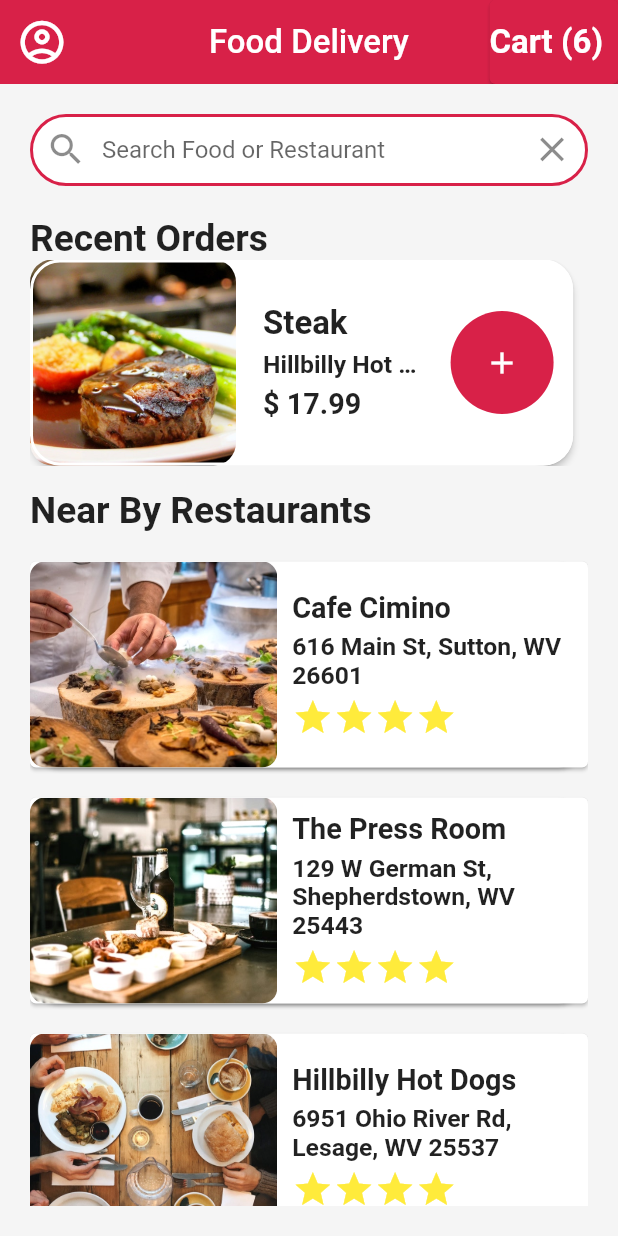
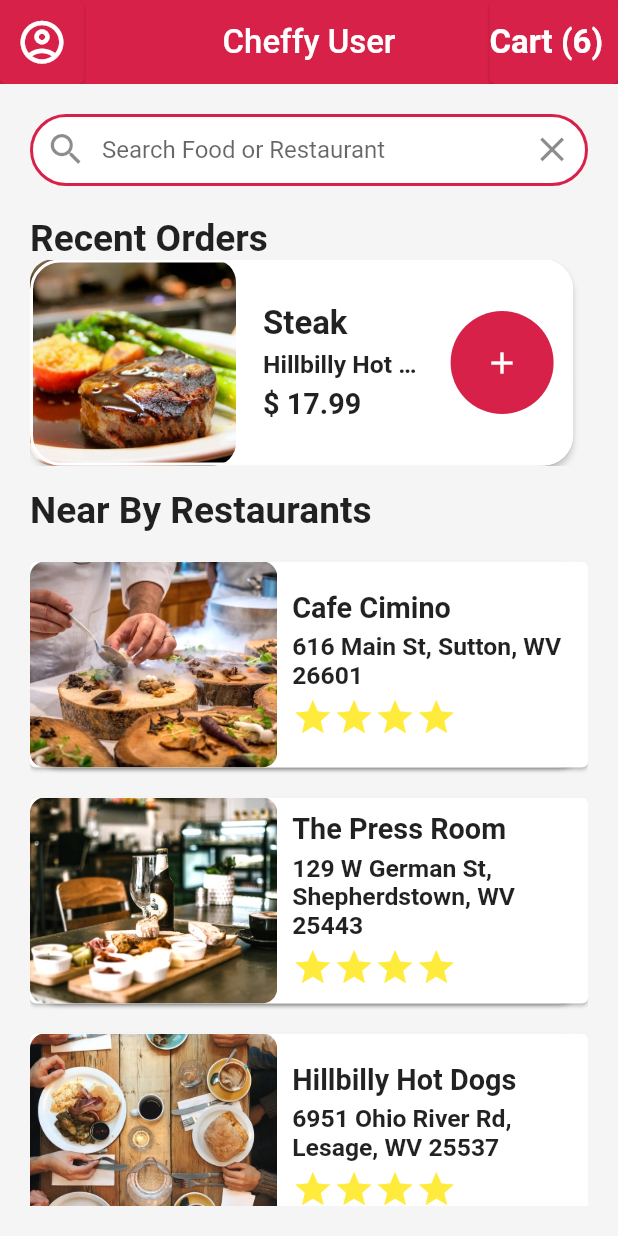
Before and after one commit to Adzumr/Food-Delivery-App-Flutter, a Flutter app: the screen it shows after launch, on a phone screen of 412 x 824 dp. Run offline on Flutter 3.47's test engine with Material 2 defaults, Android fonts, the phone set to English and light mode, and no system bars; our stand-ins replace sizer.

Commit message:
update home screen

```diff
--- a/lib/screens/cartScreen.dart
+++ b/lib/screens/cartScreen.dart
@@ -159,11 +159,11 @@ class _CartScreenState extends State<CartScreen> {
                 mainAxisAlignment: MainAxisAlignment.spaceBetween,
                 children: [
                   Text(
-                    "CHECKOUT",
+                    "Checkout",
                     style: TextStyle(
                       letterSpacing: 4,
                       fontSize: 18.sp,
-                      fontWeight: FontWeight.w600,
+                      fontWeight: FontWeight.w900,
                       color: whiteColor,
                     ),
                   ),
--- a/lib/screens/homeScreen.dart
+++ b/lib/screens/homeScreen.dart
@@ -2,6 +2,7 @@ import 'package:animations/animations.dart';
 import 'package:flutter/material.dart';
 import 'package:food_delivery_app_flutter/data/data.dart';
 import 'package:food_delivery_app_flutter/screens/cartScreen.dart';
+import 'package:food_delivery_app_flutter/screens/profileScreen.dart';
 import 'package:food_delivery_app_flutter/widgets/recentOrders.dart';
 import 'package:food_delivery_app_flutter/widgets/searchBar.dart';
 import 'package:sizer/sizer.dart';
@@ -24,7 +25,7 @@ class _HomeScreenState extends State<HomeScreen> {
           backgroundColor: Colors.grey[100],
           appBar: AppBar(
             title: Text(
-              "Food Delivery",
+              "Cheffy User",
               style: TextStyle(
                 color: whiteColor,
                 fontSize: 16.sp,
@@ -33,9 +34,19 @@ class _HomeScreenState extends State<HomeScreen> {
             elevation: 0,
             backgroundColor: buttonColor,
             centerTitle: true,
-            leading: Icon(
+            leading: OpenContainer(
+              closedColor: buttonColor,
+              transitionType: ContainerTransitionType.fadeThrough,
+              transitionDuration: const Duration(milliseconds: 600),
+              closedBuilder: (context, closedWidget) {
+                return Icon(
                   Icons.account_circle_outlined,
                   size: 25.sp,
+                );
+              },
+              openBuilder: (context, openWidget) {
+                return const ProfileScreen();
+              },
             ),
             actions: [
               OpenContainer(
@@ -58,7 +69,8 @@ class _HomeScreenState extends State<HomeScreen> {
                 },
                 openBuilder: (context, openWidget) {
                   return const CartScreen();
-                  }),
+                },
+              ),
             ],
           ),
           body: Padding(
--- a/lib/widgets/recentOrders.dart
+++ b/lib/widgets/recentOrders.dart
@@ -124,6 +124,9 @@ class RecentOrders extends StatelessWidget {
                 backgroundColor: buttonColor,
                 radius: 25.sp,
                 child: IconButton(
+                  splashColor: primaryColor,
+                  tooltip: "Add to Cart",
+                  highlightColor: whiteColor,
                   icon: const Icon(Icons.add),
                   onPressed: () {},
                 ),
```
Also changed, not shown: lib/screens/profileScreen.dart (added, +33 -0 lines). Lines whose indentation alone changed are shown as unchanged.
